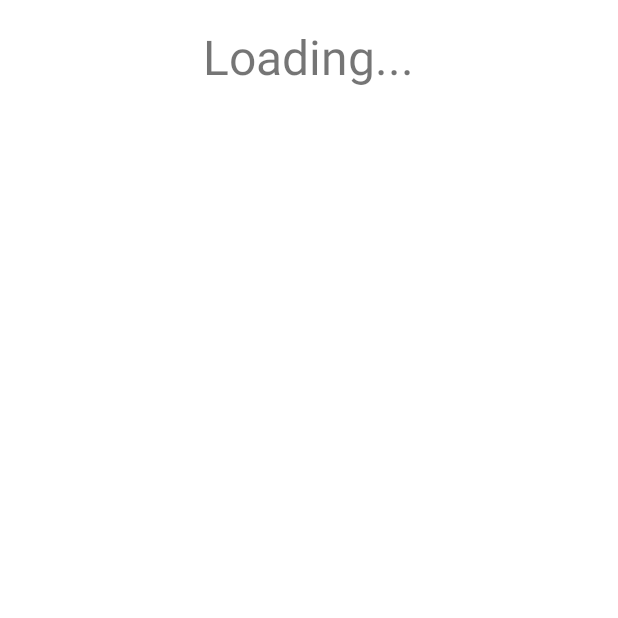
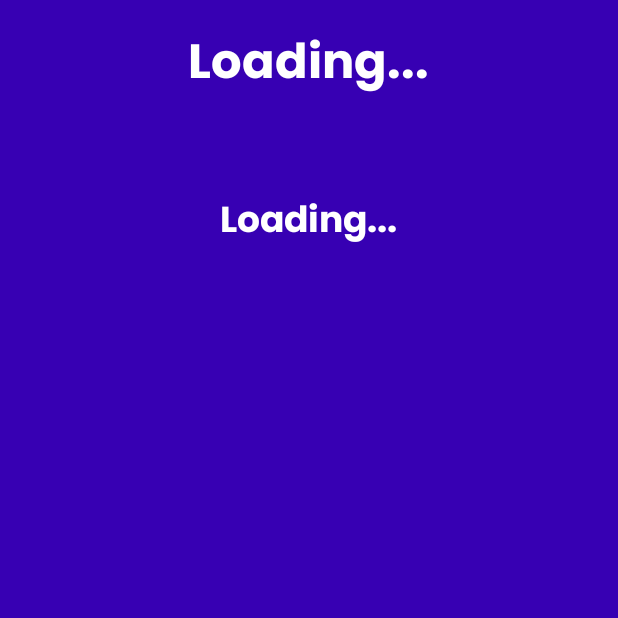
Before and after one commit to ichen2/Spark, an Android app: the screen it shows after launch (MainActivity), on a phone screen of 412 x 824 dp, the top half of it. Run offline under Robolectric (Android 15) with nearby library versions, the phone set to English and light mode, and no system bars; libraries missing offline, so code that uses them is left out: com.spotify.android, com.spotify.protocol; 2 statements that could not run were skipped.

Commit message:
Added fonts, added artist name

```diff
--- a/app/src/main/java/com/example/spark/MainActivity.java
+++ b/app/src/main/java/com/example/spark/MainActivity.java
@@ -1,20 +1,17 @@
 package com.example.spark;
+
+import android.os.Bundle;
+import android.util.Log;
+import android.view.View;
+import android.widget.ImageView;
+import android.widget.TextView;
 
 import androidx.appcompat.app.AppCompatActivity;
 
-import android.os.Bundle;
-import android.util.Log;
-import android.widget.ImageView;
-import android.widget.TextView;
-
-import com.bumptech.glide.Glide;
 import com.spotify.android.appremote.api.ConnectionParams;
 import com.spotify.android.appremote.api.Connector;
 import com.spotify.android.appremote.api.SpotifyAppRemote;
-
-import com.spotify.protocol.client.Subscription;
 import com.spotify.protocol.types.Image;
-import com.spotify.protocol.types.PlayerState;
 import com.spotify.protocol.types.Track;
 
 public class MainActivity extends AppCompatActivity {
@@ -25,6 +22,7 @@ public class MainActivity extends AppCompatActivity {
 
     private TextView mSongNameText;
     private ImageView mAlbumCoverImage;
+    private TextView mArtistNameText;
 
     @Override
     protected void onCreate(Bundle savedInstanceState) {
@@ -32,6 +30,7 @@ public class MainActivity extends AppCompatActivity {
         setContentView(R.layout.activity_main);
         mSongNameText = (TextView) findViewById(R.id.tv_song_name);
         mAlbumCoverImage = (ImageView) findViewById(R.id.iv_album_cover);
+        mArtistNameText = (TextView) findViewById(R.id.tv_artist_name);
     }
 
     @Override
@@ -73,12 +72,14 @@ public class MainActivity extends AppCompatActivity {
                     if (track != null) {
                         Log.d("MainActivity", track.name + " by " + track.artist.name);
                         mSongNameText.setText(track.name);
+                        mArtistNameText.setText(track.artist.name);
                         mSpotifyAppRemote
                                 .getImagesApi()
                                 .getImage(playerState.track.imageUri, Image.Dimension.LARGE)
                                 .setResultCallback(
                                         bitmap -> {
                                             mAlbumCoverImage.setImageBitmap(bitmap);
+                                            mAlbumCoverImage.setVisibility(View.VISIBLE);
                                         });
                         //Glide.with(this).load(track.imageUri).into(mAlbumCoverImage);
                     }
--- /dev/null
+++ b/app/src/main/res/font/poppins.xml
@@ -0,0 +1,11 @@
+<?xml version="1.0" encoding="utf-8"?>
+<font-family xmlns:android="http://schemas.android.com/apk/res/android">
+    <font
+        android:fontStyle="normal"
+        android:fontWeight="400"
+        android:font="@font/poppins_medium" />
+    <font
+        android:fontStyle="normal"
+        android:fontWeight="700"
+        android:font="@font/poppins_bold" />
+</font-family>
--- a/app/src/main/res/layout/activity_main.xml
+++ b/app/src/main/res/layout/activity_main.xml
@@ -5,6 +5,7 @@
     android:layout_width="match_parent"
     android:layout_height="match_parent"
     android:orientation="vertical"
+    android:background="?attr/colorPrimaryDark"
     tools:context=".MainActivity">
 
         <TextView
@@ -14,11 +15,28 @@
             android:padding="16dp"
             android:textSize="32sp"
             android:text="Loading..."
-        android:layout_gravity="center_horizontal" />
+            android:textColor="?attr/colorOnPrimary"
+            android:fontFamily="@font/poppins"
+            android:textStyle="bold"
+            android:layout_gravity="center" />
         <ImageView
             android:id="@+id/iv_album_cover"
+            android:layout_width="match_parent"
+            android:layout_height="wrap_content"
+            android:layout_gravity="center"
+            android:padding="12dp"
+            android:background="?attr/colorAccent"
+            android:visibility="invisible"/>
+        <TextView
+            android:id="@+id/tv_artist_name"
             android:layout_width="wrap_content"
             android:layout_height="wrap_content"
-        android:layout_gravity="center_horizontal" />
+            android:padding="16dp"
+            android:textSize="24sp"
+            android:text="Loading..."
+            android:textColor="?attr/colorOnPrimary"
+            android:fontFamily="@font/poppins"
+            android:textStyle="bold"
+            android:layout_gravity="center" />
 
 </LinearLayout>
```
Also changed, not shown: app/src/main/res/font/poppins_bold.ttf (added), app/src/main/res/font/poppins_medium.ttf (added). Lines whose indentation alone changed are shown as unchanged.
